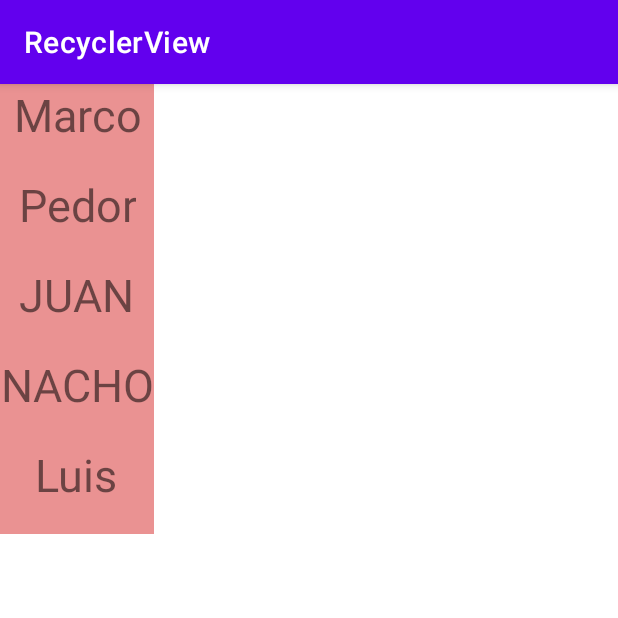
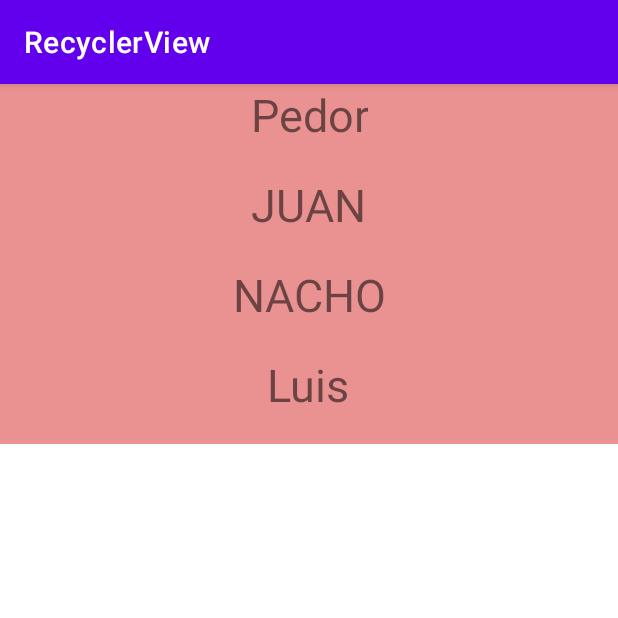
Before and after one commit to MatiFerreira/ANDROID, an Android app: the screen it shows after launch (MainActivity), after a tap on "Marco", on a phone screen of 412 x 824 dp, the top half of it. Run offline under Robolectric (Android 15) with nearby library versions, the phone set to English and light mode, and no system bars; 1 statement that could not run was skipped.

Commit message:
RECYCLER VIEW CON BOTON DE AÑADIR Y ELIMINAR EN LA LISTA

```diff
--- a/RecyclerView/app/src/main/java/com/example/recyclerview/MainActivity.java
+++ b/RecyclerView/app/src/main/java/com/example/recyclerview/MainActivity.java
@@ -1,10 +1,15 @@
 package com.example.recyclerview;
 
+import androidx.annotation.NonNull;
 import androidx.appcompat.app.AppCompatActivity;
+import androidx.recyclerview.widget.DefaultItemAnimator;
 import androidx.recyclerview.widget.LinearLayoutManager;
 import androidx.recyclerview.widget.RecyclerView;
 
 import android.os.Bundle;
+import android.view.Menu;
+import android.view.MenuInflater;
+import android.view.MenuItem;
 import android.widget.Toast;
 
 import java.util.ArrayList;
@@ -15,6 +20,7 @@ public class MainActivity extends AppCompatActivity {
     private List<String> names;
     private RecyclerView.Adapter adaptador;
     private RecyclerView.LayoutManager layoutManager;
+    private int contador =0;
     @Override
     protected void onCreate(Bundle savedInstanceState) {
         super.onCreate(savedInstanceState);
@@ -26,12 +32,33 @@ public class MainActivity extends AppCompatActivity {
         adaptador = new myadapter(names, R.layout.recyclerview_item, new myadapter.OnItemClickListener() {
             @Override
             public void onItemclick(String nombre, int posicion) {
-                Toast.makeText(MainActivity.this, nombre+" - "+posicion, Toast.LENGTH_SHORT).show();
+                deleteName(posicion);
             }
         });
         recyclerView.setLayoutManager(layoutManager);
         recyclerView.setAdapter(adaptador);
+        recyclerView.setHasFixedSize(true); /*optimiza el tamaño de nuestro recycler para ahorrar memoria*/
+        recyclerView.setItemAnimator(new DefaultItemAnimator());/* le pasamos una animacion hay mas pero este es por defecto*/
     }
+
+    /*OPCIONES DE BOTON*/
+    @Override
+    public boolean onCreateOptionsMenu(Menu menu) {
+        getMenuInflater().inflate(R.menu.menu,menu);
+        return true;
+    }
+    @Override
+    public boolean onOptionsItemSelected(@NonNull MenuItem item) {
+        switch (item.getItemId()){
+            case R.id.menuadd:
+                this.addname(0);
+                return true;
+            default:
+                return super.onOptionsItemSelected(item);
+        }
+
+    }
+
 
     private List<String>getallname(){
         return new ArrayList<String>(){{
@@ -42,4 +69,17 @@ public class MainActivity extends AppCompatActivity {
            add("Luis");
         }};
     }
+
+    private void addname(int posicion) {
+        names.add(posicion,"NEW NAME "+((contador++))); //añade nuevos valores
+        adaptador.notifyItemInserted(posicion); //notifica y actualiza donde se ha añadido el valor :
+        layoutManager.scrollToPosition(posicion); /*escrolea solo a donde se va añadiendo en la lista*/
+    }
+
+    private void deleteName(int posicion){
+        names.remove(posicion);
+        adaptador.notifyItemRemoved(posicion); //notifica y actualiza que se elimina el valor item
+        layoutManager.scrollToPosition(posicion);/*escrolea solo a donde se va eliminando valor  en la lista*/
+    }
+
 }
--- a/RecyclerView/app/src/main/res/layout/activity_main.xml
+++ b/RecyclerView/app/src/main/res/layout/activity_main.xml
@@ -7,8 +7,8 @@
     tools:context=".MainActivity">
 
     <androidx.recyclerview.widget.RecyclerView
-        android:layout_width="wrap_content"
-        android:layout_height="wrap_content"
+        android:layout_width="match_parent"
+        android:layout_height="match_parent"
         android:id="@+id/recycler"
         android:scrollbars="vertical"
         />
```
